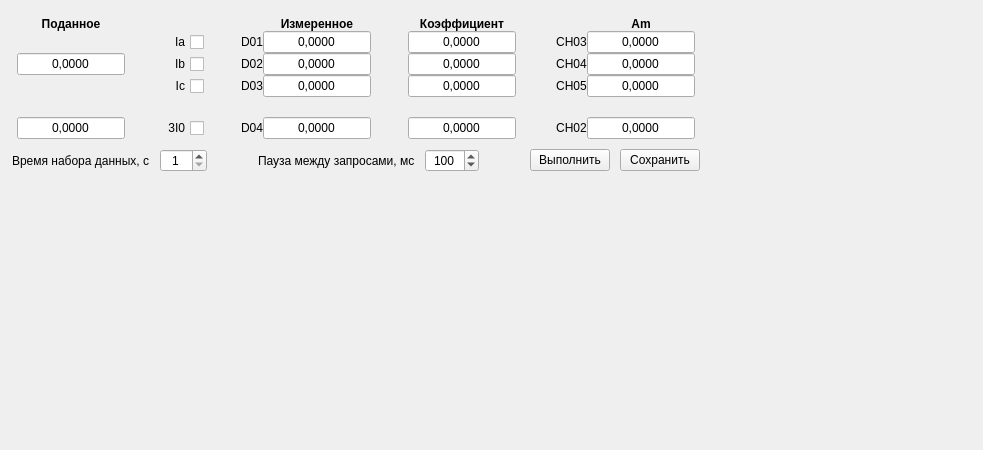
Old version of the form classes/calibrationwidget/calibrationwidget.ui in the repository vlarry/configurator.
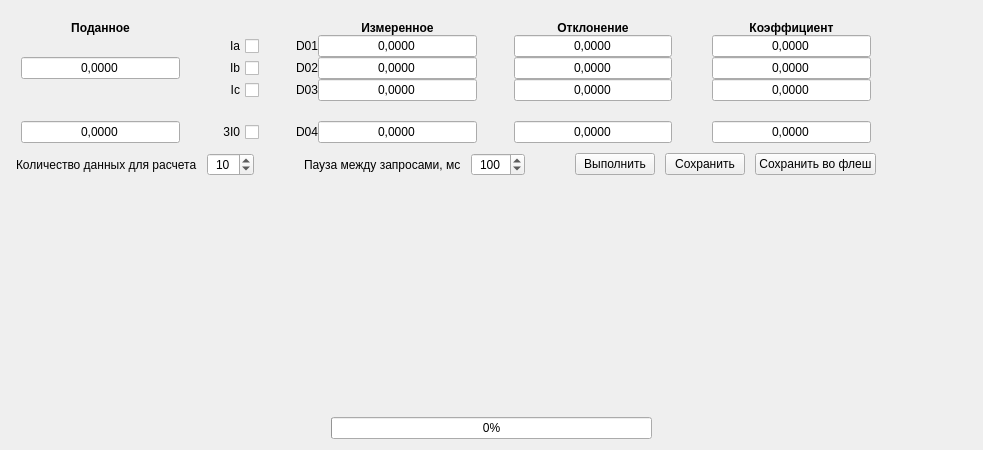
New version of the form.

Commit message: Редактирование виджета калибровок: 	- удаление полей амплитуды; 	- добавление отдельных полей для вывода отклонения; 	- добавление кнопки для записи во флеш память устройства; 	- добавление прогрессбара для отображения процесса. Реализация записи во флеш; Реализация отображения процесса набора данных в прогрессбаре; Редактирование файла истории версий.

Diff of the .ui file:
```diff
--- a/classes/calibrationwidget/calibrationwidget.ui
+++ b/classes/calibrationwidget/calibrationwidget.ui
@@ -13,22 +13,7 @@
   <property name="windowTitle">
    <string>Form</string>
   </property>
-  <layout class="QVBoxLayout" name="verticalLayout_2">
-   <property name="spacing">
-    <number>7</number>
-   </property>
-   <property name="leftMargin">
-    <number>7</number>
-   </property>
-   <property name="topMargin">
-    <number>7</number>
-   </property>
-   <property name="rightMargin">
-    <number>7</number>
-   </property>
-   <property name="bottomMargin">
-    <number>7</number>
-   </property>
+  <layout class="QVBoxLayout" name="verticalLayout">
    <item>
     <layout class="QHBoxLayout" name="horizontalLayout_2">
      <property name="spacing">
@@ -84,7 +69,7 @@
          <item row="5" column="0">
           <widget class="QLineEdit" name="lineEditCurrentStandard3I0">
            <property name="sizePolicy">
-            <sizepolicy hsizetype="Fixed" vsizetype="Fixed">
+            <sizepolicy hsizetype="Expanding" vsizetype="Fixed">
              <horstretch>0</horstretch>
              <verstretch>0</verstretch>
             </sizepolicy>
@@ -119,76 +104,16 @@
            </property>
           </widget>
          </item>
-         <item row="5" column="7">
-          <widget class="QLineEdit" name="lineEditFactor3I0">
-           <property name="sizePolicy">
-            <sizepolicy hsizetype="Fixed" vsizetype="Fixed">
-             <horstretch>0</horstretch>
-             <verstretch>0</verstretch>
-            </sizepolicy>
-           </property>
-           <property name="toolTip">
-            <string>Расчитанный коэффициент для фазы 3I0</string>
-           </property>
-           <property name="text">
-            <string>0,0000</string>
-           </property>
-           <property name="alignment">
-            <set>Qt::AlignCenter</set>
-           </property>
-          </widget>
-         </item>
-         <item row="5" column="9">
-          <widget class="QLabel" name="label_12">
-           <property name="sizePolicy">
-            <sizepolicy hsizetype="Fixed" vsizetype="Fixed">
-             <horstretch>0</horstretch>
-             <verstretch>0</verstretch>
-            </sizepolicy>
-           </property>
-           <property name="text">
-            <string>CH02</string>
-           </property>
-           <property name="scaledContents">
-            <bool>true</bool>
-           </property>
-           <property name="alignment">
-            <set>Qt::AlignCenter</set>
-           </property>
-          </widget>
-         </item>
          <item row="5" column="5">
           <widget class="QLineEdit" name="lineEditMeasuredD04">
            <property name="sizePolicy">
-            <sizepolicy hsizetype="Fixed" vsizetype="Fixed">
+            <sizepolicy hsizetype="Expanding" vsizetype="Fixed">
              <horstretch>0</horstretch>
              <verstretch>0</verstretch>
             </sizepolicy>
            </property>
            <property name="toolTip">
-            <string>&lt;html&gt;&lt;head/&gt;&lt;body&gt;&lt;p&gt;Среднее арифметическое и среднеквадратическое значение 3I0&lt;/p&gt;&lt;/body&gt;&lt;/html&gt;</string>
-           </property>
-           <property name="text">
-            <string>0,0000</string>
-           </property>
-           <property name="alignment">
-            <set>Qt::AlignCenter</set>
-           </property>
-           <property name="readOnly">
-            <bool>true</bool>
-           </property>
-          </widget>
-         </item>
-         <item row="5" column="10">
-          <widget class="QLineEdit" name="lineEditAmCH02">
-           <property name="sizePolicy">
-            <sizepolicy hsizetype="Fixed" vsizetype="Fixed">
-             <horstretch>0</horstretch>
-             <verstretch>0</verstretch>
-            </sizepolicy>
-           </property>
-           <property name="toolTip">
-            <string>Амплитуда канала 2</string>
+            <string>&lt;html&gt;&lt;head/&gt;&lt;body&gt;&lt;p&gt;Среднее арифметическое значение 3I0&lt;/p&gt;&lt;/body&gt;&lt;/html&gt;</string>
            </property>
            <property name="text">
             <string>0,0000</string>
@@ -204,7 +129,7 @@
          <item row="2" column="5">
           <widget class="QLineEdit" name="lineEditMeasuredD02">
            <property name="sizePolicy">
-            <sizepolicy hsizetype="Fixed" vsizetype="Fixed">
+            <sizepolicy hsizetype="Expanding" vsizetype="Fixed">
              <horstretch>0</horstretch>
              <verstretch>0</verstretch>
             </sizepolicy>
@@ -261,7 +186,7 @@
          <item row="1" column="5">
           <widget class="QLineEdit" name="lineEditMeasuredD01">
            <property name="sizePolicy">
-            <sizepolicy hsizetype="Fixed" vsizetype="Fixed">
+            <sizepolicy hsizetype="Expanding" vsizetype="Fixed">
              <horstretch>0</horstretch>
              <verstretch>0</verstretch>
             </sizepolicy>
@@ -299,85 +224,6 @@
            </property>
           </widget>
          </item>
-         <item row="1" column="9">
-          <widget class="QLabel" name="label">
-           <property name="sizePolicy">
-            <sizepolicy hsizetype="Fixed" vsizetype="Fixed">
-             <horstretch>0</horstretch>
-             <verstretch>0</verstretch>
-            </sizepolicy>
-           </property>
-           <property name="text">
-            <string>CH03</string>
-           </property>
-           <property name="scaledContents">
-            <bool>true</bool>
-           </property>
-           <property name="alignment">
-            <set>Qt::AlignCenter</set>
-           </property>
-          </widget>
-         </item>
-         <item row="1" column="10">
-          <widget class="QLineEdit" name="lineEditAmCH03">
-           <property name="sizePolicy">
-            <sizepolicy hsizetype="Fixed" vsizetype="Fixed">
-             <horstretch>0</horstretch>
-             <verstretch>0</verstretch>
-            </sizepolicy>
-           </property>
-           <property name="toolTip">
-            <string>Амплитуда канала 3</string>
-           </property>
-           <property name="text">
-            <string>0,0000</string>
-           </property>
-           <property name="alignment">
-            <set>Qt::AlignCenter</set>
-           </property>
-           <property name="readOnly">
-            <bool>true</bool>
-           </property>
-          </widget>
-         </item>
-         <item row="0" column="7">
-          <widget class="QLabel" name="label_9">
-           <property name="font">
-            <font>
-             <weight>75</weight>
-             <bold>true</bold>
-            </font>
-           </property>
-           <property name="text">
-            <string>Коэффициент</string>
-           </property>
-           <property name="scaledContents">
-            <bool>true</bool>
-           </property>
-           <property name="alignment">
-            <set>Qt::AlignCenter</set>
-           </property>
-          </widget>
-         </item>
-         <item row="2" column="9">
-          <widget class="QLabel" name="label_2">
-           <property name="sizePolicy">
-            <sizepolicy hsizetype="Fixed" vsizetype="Fixed">
-             <horstretch>0</horstretch>
-             <verstretch>0</verstretch>
-            </sizepolicy>
-           </property>
-           <property name="text">
-            <string>CH04</string>
-           </property>
-           <property name="scaledContents">
-            <bool>true</bool>
-           </property>
-           <property name="alignment">
-            <set>Qt::AlignCenter</set>
-           </property>
-          </widget>
-         </item>
          <item row="0" column="5">
           <widget class="QLabel" name="label_8">
            <property name="font">
@@ -397,92 +243,10 @@
            </property>
           </widget>
          </item>
-         <item row="2" column="10">
-          <widget class="QLineEdit" name="lineEditAmCH04">
-           <property name="sizePolicy">
-            <sizepolicy hsizetype="Fixed" vsizetype="Fixed">
-             <horstretch>0</horstretch>
-             <verstretch>0</verstretch>
-            </sizepolicy>
-           </property>
-           <property name="toolTip">
-            <string>Амплитуда канала 4</string>
-           </property>
-           <property name="text">
-            <string>0,0000</string>
-           </property>
-           <property name="alignment">
-            <set>Qt::AlignCenter</set>
-           </property>
-           <property name="readOnly">
-            <bool>true</bool>
-           </property>
-          </widget>
-         </item>
-         <item row="3" column="9">
-          <widget class="QLabel" name="label_3">
-           <property name="sizePolicy">
-            <sizepolicy hsizetype="Fixed" vsizetype="Fixed">
-             <horstretch>0</horstretch>
-             <verstretch>0</verstretch>
-            </sizepolicy>
-           </property>
-           <property name="text">
-            <string>CH05</string>
-           </property>
-           <property name="scaledContents">
-            <bool>true</bool>
-           </property>
-           <property name="alignment">
-            <set>Qt::AlignCenter</set>
-           </property>
-          </widget>
-         </item>
-         <item row="2" column="7">
-          <widget class="QLineEdit" name="lineEditFactorIb">
-           <property name="sizePolicy">
-            <sizepolicy hsizetype="Fixed" vsizetype="Fixed">
-             <horstretch>0</horstretch>
-             <verstretch>0</verstretch>
-            </sizepolicy>
-           </property>
-           <property name="toolTip">
-            <string>Расчитанный коэффициент для фазы В</string>
-           </property>
-           <property name="text">
-            <string>0,0000</string>
-           </property>
-           <property name="alignment">
-            <set>Qt::AlignCenter</set>
-           </property>
-          </widget>
-         </item>
-         <item row="3" column="10">
-          <widget class="QLineEdit" name="lineEditAmCH05">
-           <property name="sizePolicy">
-            <sizepolicy hsizetype="Fixed" vsizetype="Fixed">
-             <horstretch>0</horstretch>
-             <verstretch>0</verstretch>
-            </sizepolicy>
-           </property>
-           <property name="toolTip">
-            <string>Амплитуда канала 5</string>
-           </property>
-           <property name="text">
-            <string>0,0000</string>
-           </property>
-           <property name="alignment">
-            <set>Qt::AlignCenter</set>
-           </property>
-           <property name="readOnly">
-            <bool>true</bool>
-           </property>
-          </widget>
-         </item>
          <item row="2" column="0">
           <widget class="QLineEdit" name="lineEditCurrentStandardPhase">
            <property name="sizePolicy">
-            <sizepolicy hsizetype="Fixed" vsizetype="Fixed">
+            <sizepolicy hsizetype="Expanding" vsizetype="Fixed">
              <horstretch>0</horstretch>
              <verstretch>0</verstretch>
             </sizepolicy>
@@ -517,25 +281,6 @@
            </property>
           </widget>
          </item>
-         <item row="1" column="7">
-          <widget class="QLineEdit" name="lineEditFactorIa">
-           <property name="sizePolicy">
-            <sizepolicy hsizetype="Fixed" vsizetype="Fixed">
-             <horstretch>0</horstretch>
-             <verstretch>0</verstretch>
-            </sizepolicy>
-           </property>
-           <property name="toolTip">
-            <string>Расчитанный коэффициент для фазы А</string>
-           </property>
-           <property name="text">
-            <string>0,0000</string>
-           </property>
-           <property name="alignment">
-            <set>Qt::AlignCenter</set>
-           </property>
-          </widget>
-         </item>
          <item row="2" column="2">
           <widget class="QCheckBox" name="checkBoxIb">
            <property name="sizePolicy">
@@ -574,25 +319,6 @@
            </property>
           </widget>
          </item>
-         <item row="3" column="7">
-          <widget class="QLineEdit" name="lineEditFactorIc">
-           <property name="sizePolicy">
-            <sizepolicy hsizetype="Fixed" vsizetype="Fixed">
-             <horstretch>0</horstretch>
-             <verstretch>0</verstretch>
-            </sizepolicy>
-           </property>
-           <property name="toolTip">
-            <string>Расчитанный коэффициент для фазы С</string>
-           </property>
-           <property name="text">
-            <string>0,0000</string>
-           </property>
-           <property name="alignment">
-            <set>Qt::AlignCenter</set>
-           </property>
-          </widget>
-         </item>
          <item row="2" column="1">
           <spacer name="horizontalSpacer_63">
            <property name="orientation">
@@ -644,25 +370,6 @@
            </property>
           </widget>
          </item>
-         <item row="0" column="10">
-          <widget class="QLabel" name="label_10">
-           <property name="font">
-            <font>
-             <weight>75</weight>
-             <bold>true</bold>
-            </font>
-           </property>
-           <property name="text">
-            <string>Am</string>
-           </property>
-           <property name="scaledContents">
-            <bool>true</bool>
-           </property>
-           <property name="alignment">
-            <set>Qt::AlignCenter</set>
-           </property>
-          </widget>
-         </item>
          <item row="2" column="3">
           <spacer name="horizontalSpacer_69">
            <property name="orientation">
@@ -679,22 +386,6 @@
            </property>
           </spacer>
          </item>
-         <item row="4" column="10">
-          <spacer name="verticalSpacer_2">
-           <property name="orientation">
-            <enum>Qt::Vertical</enum>
-           </property>
-           <property name="sizeType">
-            <enum>QSizePolicy::Fixed</enum>
-           </property>
-           <property name="sizeHint" stdset="0">
-            <size>
-             <width>20</width>
-             <height>20</height>
-            </size>
-           </property>
-          </spacer>
-         </item>
          <item row="3" column="2">
           <widget class="QCheckBox" name="checkBoxIc">
            <property name="sizePolicy">
@@ -717,13 +408,231 @@
          <item row="3" column="5">
           <widget class="QLineEdit" name="lineEditMeasuredD03">
            <property name="sizePolicy">
-            <sizepolicy hsizetype="Fixed" vsizetype="Fixed">
+            <sizepolicy hsizetype="Expanding" vsizetype="Fixed">
              <horstretch>0</horstretch>
              <verstretch>0</verstretch>
             </sizepolicy>
            </property>
            <property name="toolTip">
-            <string>&lt;html&gt;&lt;head/&gt;&lt;body&gt;&lt;p&gt;Среднее арифметическое и среднеквадратическое значение фазы С&lt;/p&gt;&lt;/body&gt;&lt;/html&gt;</string>
+            <string>&lt;html&gt;&lt;head/&gt;&lt;body&gt;&lt;p&gt;Среднее арифметическое значение фазы С&lt;/p&gt;&lt;/body&gt;&lt;/html&gt;</string>
+           </property>
+           <property name="text">
+            <string>0,0000</string>
+           </property>
+           <property name="alignment">
+            <set>Qt::AlignCenter</set>
+           </property>
+           <property name="readOnly">
+            <bool>true</bool>
+           </property>
+          </widget>
+         </item>
+         <item row="1" column="9">
+          <widget class="QLineEdit" name="lineEditFactorIa">
+           <property name="sizePolicy">
+            <sizepolicy hsizetype="Expanding" vsizetype="Fixed">
+             <horstretch>0</horstretch>
+             <verstretch>0</verstretch>
+            </sizepolicy>
+           </property>
+           <property name="toolTip">
+            <string>Расчитанный коэффициент для фазы А</string>
+           </property>
+           <property name="text">
+            <string>0,0000</string>
+           </property>
+           <property name="alignment">
+            <set>Qt::AlignCenter</set>
+           </property>
+          </widget>
+         </item>
+         <item row="2" column="9">
+          <widget class="QLineEdit" name="lineEditFactorIb">
+           <property name="sizePolicy">
+            <sizepolicy hsizetype="Expanding" vsizetype="Fixed">
+             <horstretch>0</horstretch>
+             <verstretch>0</verstretch>
+            </sizepolicy>
+           </property>
+           <property name="toolTip">
+            <string>Расчитанный коэффициент для фазы В</string>
+           </property>
+           <property name="text">
+            <string>0,0000</string>
+           </property>
+           <property name="alignment">
+            <set>Qt::AlignCenter</set>
+           </property>
+          </widget>
+         </item>
+         <item row="3" column="9">
+          <widget class="QLineEdit" name="lineEditFactorIc">
+           <property name="sizePolicy">
+            <sizepolicy hsizetype="Expanding" vsizetype="Fixed">
+             <horstretch>0</horstretch>
+             <verstretch>0</verstretch>
+            </sizepolicy>
+           </property>
+           <property name="toolTip">
+            <string>Расчитанный коэффициент для фазы С</string>
+           </property>
+           <property name="text">
+            <string>0,0000</string>
+           </property>
+           <property name="alignment">
+            <set>Qt::AlignCenter</set>
+           </property>
+          </widget>
+         </item>
+         <item row="4" column="9">
+          <spacer name="verticalSpacer_2">
+           <property name="orientation">
+            <enum>Qt::Vertical</enum>
+           </property>
+           <property name="sizeType">
+            <enum>QSizePolicy::Fixed</enum>
+           </property>
+           <property name="sizeHint" stdset="0">
+            <size>
+             <width>20</width>
+             <height>20</height>
+            </size>
+           </property>
+          </spacer>
+         </item>
+         <item row="5" column="9">
+          <widget class="QLineEdit" name="lineEditFactor3I0">
+           <property name="sizePolicy">
+            <sizepolicy hsizetype="Expanding" vsizetype="Fixed">
+             <horstretch>0</horstretch>
+             <verstretch>0</verstretch>
+            </sizepolicy>
+           </property>
+           <property name="toolTip">
+            <string>Расчитанный коэффициент для фазы 3I0</string>
+           </property>
+           <property name="text">
+            <string>0,0000</string>
+           </property>
+           <property name="alignment">
+            <set>Qt::AlignCenter</set>
+           </property>
+          </widget>
+         </item>
+         <item row="0" column="9">
+          <widget class="QLabel" name="label_9">
+           <property name="font">
+            <font>
+             <weight>75</weight>
+             <bold>true</bold>
+            </font>
+           </property>
+           <property name="text">
+            <string>Коэффициент</string>
+           </property>
+           <property name="scaledContents">
+            <bool>true</bool>
+           </property>
+           <property name="alignment">
+            <set>Qt::AlignCenter</set>
+           </property>
+          </widget>
+         </item>
+         <item row="0" column="7">
+          <widget class="QLabel" name="label_10">
+           <property name="font">
+            <font>
+             <weight>75</weight>
+             <bold>true</bold>
+            </font>
+           </property>
+           <property name="text">
+            <string>Отклонение</string>
+           </property>
+           <property name="scaledContents">
+            <bool>true</bool>
+           </property>
+           <property name="alignment">
+            <set>Qt::AlignCenter</set>
+           </property>
+          </widget>
+         </item>
+         <item row="1" column="7">
+          <widget class="QLineEdit" name="lineEditDeviationIa">
+           <property name="sizePolicy">
+            <sizepolicy hsizetype="Expanding" vsizetype="Fixed">
+             <horstretch>0</horstretch>
+             <verstretch>0</verstretch>
+            </sizepolicy>
+           </property>
+           <property name="toolTip">
+            <string>Среднеквадратическое значение фазы А</string>
+           </property>
+           <property name="text">
+            <string>0,0000</string>
+           </property>
+           <property name="alignment">
+            <set>Qt::AlignCenter</set>
+           </property>
+           <property name="readOnly">
+            <bool>true</bool>
+           </property>
+          </widget>
+         </item>
+         <item row="2" column="7">
+          <widget class="QLineEdit" name="lineEditDeviationIb">
+           <property name="sizePolicy">
+            <sizepolicy hsizetype="Expanding" vsizetype="Fixed">
+             <horstretch>0</horstretch>
+             <verstretch>0</verstretch>
+            </sizepolicy>
+           </property>
+           <property name="toolTip">
+            <string>Среднеквадратическое значение фазы В</string>
+           </property>
+           <property name="text">
+            <string>0,0000</string>
+           </property>
+           <property name="alignment">
+            <set>Qt::AlignCenter</set>
+           </property>
+           <property name="readOnly">
+            <bool>true</bool>
+           </property>
+          </widget>
+         </item>
+         <item row="3" column="7">
+          <widget class="QLineEdit" name="lineEditDeviationIc">
+           <property name="sizePolicy">
+            <sizepolicy hsizetype="Expanding" vsizetype="Fixed">
+             <horstretch>0</horstretch>
+             <verstretch>0</verstretch>
+            </sizepolicy>
+           </property>
+           <property name="toolTip">
+            <string>Среднеквадратическое значение фазы С</string>
+           </property>
+           <property name="text">
+            <string>0,0000</string>
+           </property>
+           <property name="alignment">
+            <set>Qt::AlignCenter</set>
+           </property>
+           <property name="readOnly">
+            <bool>true</bool>
+           </property>
+          </widget>
+         </item>
+         <item row="5" column="7">
+          <widget class="QLineEdit" name="lineEditDeviation3I0">
+           <property name="sizePolicy">
+            <sizepolicy hsizetype="Expanding" vsizetype="Fixed">
+             <horstretch>0</horstretch>
+             <verstretch>0</verstretch>
+            </sizepolicy>
+           </property>
+           <property name="toolTip">
+            <string>Среднеквадратическое значение фазы 3I0</string>
            </property>
            <property name="text">
             <string>0,0000</string>
@@ -762,7 +671,7 @@
          <item>
           <widget class="QLabel" name="label_13">
            <property name="text">
-            <string>Время набора данных, с</string>
+            <string>Количество данных для расчета</string>
            </property>
           </widget>
          </item>
@@ -777,6 +686,9 @@
            <property name="maximum">
             <number>100</number>
            </property>
+           <property name="value">
+            <number>10</number>
+           </property>
           </widget>
          </item>
          <item>
@@ -851,6 +763,13 @@
            </property>
           </widget>
          </item>
+         <item>
+          <widget class="QPushButton" name="pushButtonSaveToFlash">
+           <property name="text">
+            <string>Сохранить во флеш</string>
+           </property>
+          </widget>
+         </item>
         </layout>
        </item>
       </layout>
@@ -883,6 +802,46 @@
      </property>
     </spacer>
    </item>
+   <item>
+    <layout class="QHBoxLayout" name="horizontalLayout_3">
+     <item>
+      <spacer name="horizontalSpacer_4">
+       <property name="orientation">
+        <enum>Qt::Horizontal</enum>
+       </property>
+       <property name="sizeHint" stdset="0">
+        <size>
+         <width>40</width>
+         <height>20</height>
+        </size>
+       </property>
+      </spacer>
+     </item>
+     <item>
+      <widget class="QProgressBar" name="progressBarDataSet">
+       <property name="value">
+        <number>0</number>
+       </property>
+       <property name="alignment">
+        <set>Qt::AlignCenter</set>
+       </property>
+      </widget>
+     </item>
+     <item>
+      <spacer name="horizontalSpacer_5">
+       <property name="orientation">
+        <enum>Qt::Horizontal</enum>
+       </property>
+       <property name="sizeHint" stdset="0">
+        <size>
+         <width>40</width>
+         <height>20</height>
+        </size>
+       </property>
+      </spacer>
+     </item>
+    </layout>
+   </item>
   </layout>
  </widget>
  <resources/>
```
Left out of the diff: 6 changed lines with no effect on the pictures. The commit also changes 4 other files.
